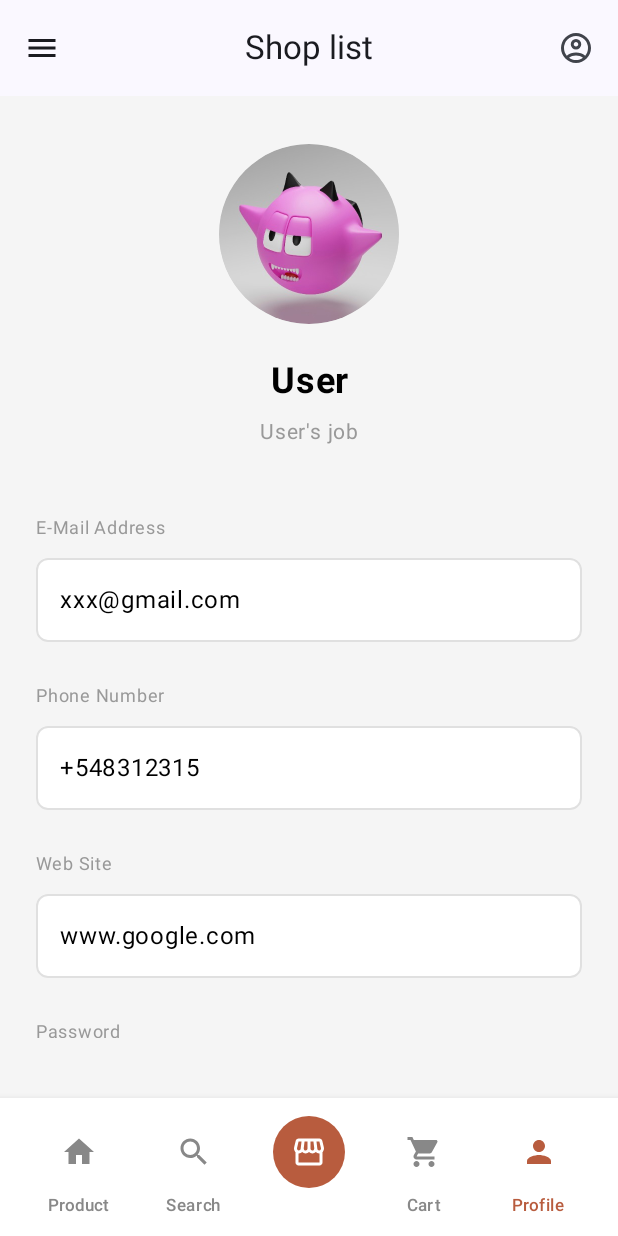
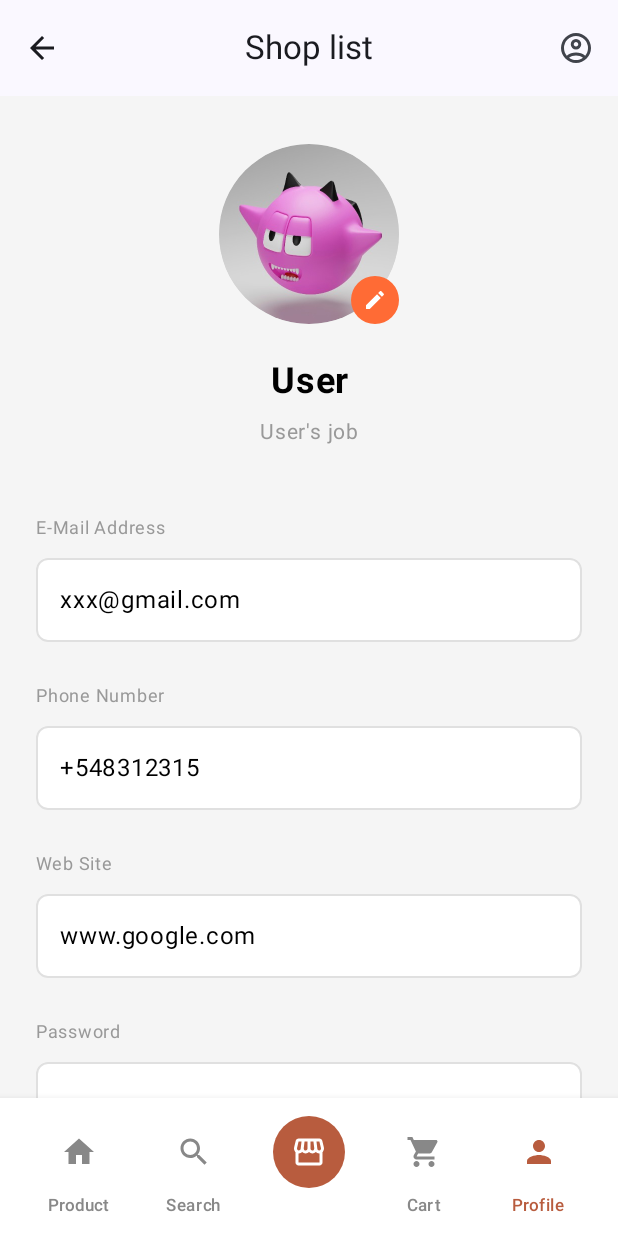
Before and after one commit to Hareyuk/ort-edu-ar-2025-tp3-challenge-02, an Android app built with Jetpack Compose: the screen it shows after launch (MainActivity), after a tap on "Profile", on a phone screen of 412 x 824 dp. Run offline under Robolectric (Android 15) with nearby library versions, the phone set to English and light mode, and no system bars.

```diff
--- a/app/src/main/java/ort/argentina/yatay/tp3/challenge2/ui/components/TopAppBar.kt
+++ b/app/src/main/java/ort/argentina/yatay/tp3/challenge2/ui/components/TopAppBar.kt
@@ -8,13 +8,22 @@ import ort.argentina.yatay.tp3.challenge2.R
 
 @OptIn(ExperimentalMaterial3Api::class)
 @Composable
-fun ShopListTopAppBar(onMenuClick: () -> Unit) {
+fun ShopListTopAppBar(
+    onMenuClick: () -> Unit,
+    showBackButton: Boolean = false,
+    onBackClick: () -> Unit = {}
+) {
     CenterAlignedTopAppBar(
         navigationIcon = {
-            IconButton(onClick = onMenuClick) {
+            IconButton(onClick = if (showBackButton) onBackClick else onMenuClick) {
                 Icon(
-                    painter = painterResource(id = R.drawable.baseline_menu_24),
-                    contentDescription = "Menú"
+                    painter = painterResource(
+                        id = if (showBackButton)
+                            R.drawable.outline_arrow_back_24
+                        else
+                            R.drawable.baseline_menu_24
+                    ),
+                    contentDescription = if (showBackButton) "Regresar" else "Menú"
                 )
             }
         },
--- a/app/src/main/java/ort/argentina/yatay/tp3/challenge2/ui/navigation/AppNavigation.kt
+++ b/app/src/main/java/ort/argentina/yatay/tp3/challenge2/ui/navigation/AppNavigation.kt
@@ -13,6 +13,7 @@ import ort.argentina.yatay.tp3.challenge2.ui.screens.SearchScreen
 import ort.argentina.yatay.tp3.challenge2.ui.screens.StoreScreen
 import ort.argentina.yatay.tp3.challenge2.ui.screens.CartScreen
 import ort.argentina.yatay.tp3.challenge2.ui.screens.ProfileScreen
+import ort.argentina.yatay.tp3.challenge2.ui.screens.EditProfileScreen
 import ort.argentina.yatay.tp3.challenge2.ui.screens.SettingsScreen
 import ort.argentina.yatay.tp3.challenge2.ui.screens.FavoritesScreen
 
@@ -23,16 +24,40 @@ fun AppNavigation() {
     var showMenu by remember { mutableStateOf(false) }
     var showSettings by remember { mutableStateOf(false) }
     var showFavorites by remember { mutableStateOf(false) }
+    var showEditProfile by remember { mutableStateOf(false) }
+
+    // Estados para los datos del perfil
+    var userName by remember { mutableStateOf("User") }
+    var userJob by remember { mutableStateOf("User's job") }
+    var email by remember { mutableStateOf("xxx@gmail.com") }
+    var phoneNumber by remember { mutableStateOf("+548312315") }
+    var website by remember { mutableStateOf("www.google.com") }
+    var password by remember { mutableStateOf("xxxxxxxxxxxx") }
+
+    // Determinar si debemos mostrar el botón de regreso
+    val showBackButton = showSettings || showFavorites || selectedTab == 4 || showEditProfile
+
+    // Función para regresar a la pantalla principal
+    val onBackClick = {
+        when {
+            showEditProfile -> showEditProfile = false
+            showSettings -> showSettings = false
+            showFavorites -> showFavorites = false
+            selectedTab == 4 -> selectedTab = 0 // Regresar a Home desde Profile
+        }
+    }
 
     Scaffold(
         modifier = Modifier.fillMaxSize(),
         topBar = {
             ShopListTopAppBar(
-                onMenuClick = { showMenu = true }
+                onMenuClick = { showMenu = true },
+                showBackButton = showBackButton,
+                onBackClick = onBackClick
             )
         },
         bottomBar = {
-            if (!showSettings && !showFavorites) {
+            if (!showSettings && !showFavorites && !showEditProfile) {
                 BottomNavigationBar(
                     selectedTab = selectedTab,
                     onTabSelected = { selectedTab = it }
@@ -42,6 +67,25 @@ fun AppNavigation() {
     ) { paddingValues ->
         // Navegación entre pantallas
         when {
+            showEditProfile -> EditProfileScreen(
+                paddingValues = paddingValues,
+                initialUserName = userName,
+                initialUserJob = userJob,
+                initialEmail = email,
+                initialPhoneNumber = phoneNumber,
+                initialWebsite = website,
+                initialPassword = password,
+                onSave = { newName, newJob, newEmail, newPhone, newWebsite, newPassword ->
+                    userName = newName
+                    userJob = newJob
+                    email = newEmail
+                    phoneNumber = newPhone
+                    website = newWebsite
+                    password = newPassword
+                    showEditProfile = false
+                },
+                onCancel = { showEditProfile = false }
+            )
             showSettings -> SettingsScreen(paddingValues)
             showFavorites -> FavoritesScreen(paddingValues)
             else -> {
@@ -50,7 +94,16 @@ fun AppNavigation() {
                     1 -> SearchScreen(paddingValues)
                     2 -> StoreScreen(paddingValues)
                     3 -> CartScreen(paddingValues)
-                    4 -> ProfileScreen(paddingValues)
+                    4 -> ProfileScreen(
+                        paddingValues = paddingValues,
+                        userName = userName,
+                        userJob = userJob,
+                        email = email,
+                        phoneNumber = phoneNumber,
+                        website = website,
+                        password = password,
+                        onEditProfile = { showEditProfile = true }
+                    )
                 }
             }
         }
--- a/app/src/main/java/ort/argentina/yatay/tp3/challenge2/ui/screens/ProfileScreen.kt
+++ b/app/src/main/java/ort/argentina/yatay/tp3/challenge2/ui/screens/ProfileScreen.kt
@@ -3,6 +3,8 @@ package ort.argentina.yatay.tp3.challenge2.ui.screens
 import androidx.compose.foundation.Image
 import androidx.compose.foundation.background
 import androidx.compose.foundation.layout.*
+import androidx.compose.foundation.rememberScrollState
+import androidx.compose.foundation.verticalScroll
 import androidx.compose.foundation.shape.CircleShape
 import androidx.compose.foundation.shape.RoundedCornerShape
 import androidx.compose.material3.*
@@ -20,27 +22,33 @@ import androidx.compose.ui.unit.sp
 import ort.argentina.yatay.tp3.challenge2.R
 
 @Composable
-fun ProfileScreen(
+fun ProfileScreen( //Valores por defaultq ue indiqué que muestre en caso de no recibir información de afuera
     paddingValues: PaddingValues,
     userName: String = "User",
     userJob: String = "User's job",
     email: String = "xxx@gmail.com",
     phoneNumber: String = "+548312315",
     website: String = "www.google.com",
-    password: String = "xxxxxxxxxxxx"
+    password: String = "xxxxxxxxxxxx",
+    onEditProfile: () -> Unit = {}
 ) {
     Column(
         modifier = Modifier
             .fillMaxSize()
             .background(Color(0xFFF5F5F5))
             .padding(paddingValues)
+            .verticalScroll(rememberScrollState())
             .padding(horizontal = 24.dp, vertical = 32.dp),
         horizontalAlignment = Alignment.CenterHorizontally
+    ) {
+        // Profile Image with edit button
+        Box(
+            modifier = Modifier.size(120.dp)
         ) {
             // Profile Image with circular shape
             Box(
                 modifier = Modifier
-                .size(120.dp)
+                    .fillMaxSize()
                     .clip(CircleShape)
                     .background(Color.Gray.copy(alpha = 0.3f)),
                 contentAlignment = Alignment.Center
@@ -53,6 +61,24 @@ fun ProfileScreen(
                         .clip(CircleShape),
                     contentScale = ContentScale.Crop
                 )
+            }
+
+            // Edit button with pencil icon
+            Box(
+                modifier = Modifier
+                    .size(32.dp)
+                    .align(Alignment.BottomEnd)
+                    .clip(CircleShape)
+                    .background(Color(0xFFFF6B35)),
+                contentAlignment = Alignment.Center
+            ) {
+                Icon(
+                    painter = painterResource(id = R.drawable.baseline_create_24),
+                    contentDescription = "Edit Profile",
+                    tint = Color.White,
+                    modifier = Modifier.size(16.dp)
+                )
+            }
         }
 
         Spacer(modifier = Modifier.height(24.dp))
@@ -108,6 +134,27 @@ fun ProfileScreen(
                 isPassword = true
             )
         }
+
+        Spacer(modifier = Modifier.height(32.dp))
+
+        // Edit Button
+        Button(
+            onClick = onEditProfile,
+            modifier = Modifier
+                .fillMaxWidth()
+                .height(56.dp),
+            colors = ButtonDefaults.buttonColors(
+                containerColor = Color(0xFFFF6B35)
+            ),
+            shape = RoundedCornerShape(12.dp)
+        ) {
+            Text(
+                text = "Edit",
+                color = Color.White,
+                fontSize = 16.sp,
+                fontWeight = FontWeight.Medium
+            )
+        }
     }
 }
 
--- /dev/null
+++ b/app/src/main/res/drawable/outline_arrow_back_24.xml
@@ -0,0 +1,5 @@
+<vector xmlns:android="http://schemas.android.com/apk/res/android" android:autoMirrored="true" android:height="24dp" android:tint="#000000" android:viewportHeight="960" android:viewportWidth="960" android:width="24dp">
+
+    <path android:fillColor="@android:color/white" android:pathData="M313,520L537,744L480,800L160,480L480,160L537,216L313,440L800,440L800,520L313,520Z"/>
+
+</vector>
```
Also changed, not shown: app/src/main/java/ort/argentina/yatay/tp3/challenge2/ui/screens/EditProfileScreen.kt (added, +222 -0 lines). Lines whose indentation alone changed are shown as unchanged.
